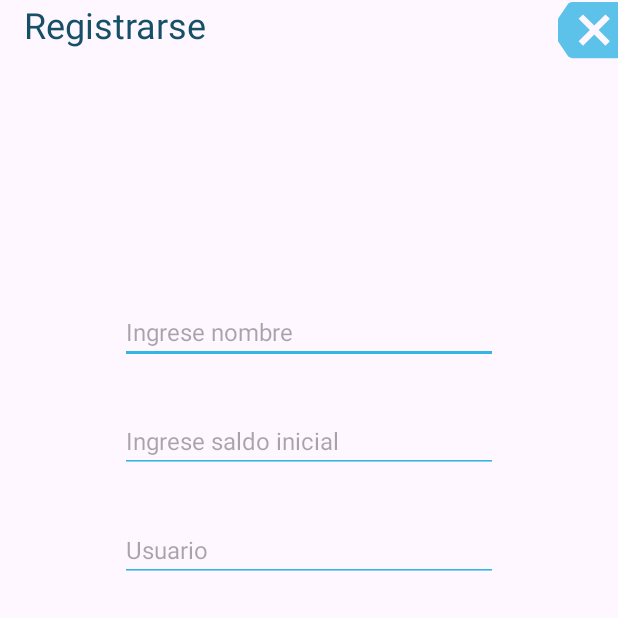
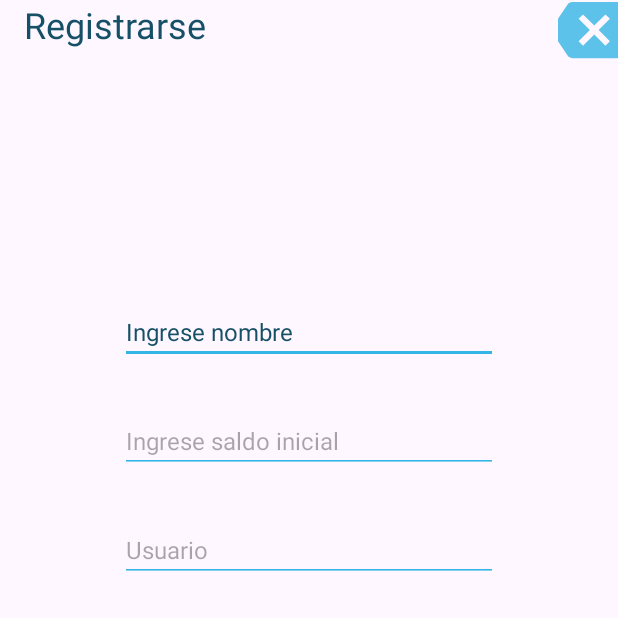
Before and after one commit to lcue1/leccion_2_POO, an Android app: the RegisterActivity screen opened directly, with no data from a screen before it, on a phone screen of 412 x 824 dp, the top half of it. Run offline under Robolectric (Android 15) with nearby library versions, the phone set to English and light mode, and no system bars.

Commit message:
registerActivity validation fields and get data from fields ok

```diff
--- a/Cuenta_bancaria/app/src/main/java/com/example/cuenta_bancaria/register/RegisterActivity.kt
+++ b/Cuenta_bancaria/app/src/main/java/com/example/cuenta_bancaria/register/RegisterActivity.kt
@@ -1,13 +1,25 @@
 package com.example.cuenta_bancaria.register
 
 import android.os.Bundle
+import android.util.Log
+import android.widget.Button
+import android.widget.EditText
+import android.widget.RadioButton
 import androidx.activity.enableEdgeToEdge
 import androidx.appcompat.app.AppCompatActivity
+import androidx.core.content.ContextCompat
+import androidx.core.graphics.blue
+import androidx.core.graphics.red
 import androidx.core.view.ViewCompat
 import androidx.core.view.WindowInsetsCompat
 import com.example.cuenta_bancaria.R
 
 class RegisterActivity : AppCompatActivity() {
+    private lateinit var editTexts:List<EditText>// used to validate edittext in foreach
+    private lateinit var editTextData:MutableList<String>
+    private lateinit var savingRadio:RadioButton
+    private lateinit var checkRadio:RadioButton
+    private lateinit var registerBtn:Button
     override fun onCreate(savedInstanceState: Bundle?) {
         super.onCreate(savedInstanceState)
         enableEdgeToEdge()
@@ -17,5 +29,61 @@ class RegisterActivity : AppCompatActivity() {
             v.setPadding(systemBars.left, systemBars.top, systemBars.right, systemBars.bottom)
             insets
         }
+        initAtributes()
+        addEventListeners()
+    }
+
+    private fun initAtributes() {
+        editTexts = listOf( findViewById(R.id.name_editTtext),
+                     findViewById(R.id.balance_etitText),
+                    findViewById(R.id.user_etitText),
+                    findViewById(R.id.password_editText)
+        )
+        editTextData= emptyList<String>().toMutableList()
+
+        savingRadio = findViewById(R.id.radio_savings)
+        checkRadio = findViewById(R.id.radio_checking)
+        registerBtn = findViewById(R.id.save_btn)
+    }
+
+    private fun addEventListeners() {
+        editTexts.forEach { editText ->
+            editText.setOnFocusChangeListener { _, hasFocus ->
+                if (!hasFocus && editText.text.isBlank()) {
+                    editText.setHintTextColor(ContextCompat.getColor(this, R.color.red))
+                    editText.error = "Este campo es obligatorio"
+                } else {
+                    editText.setHintTextColor(ContextCompat.getColor(this, R.color.blue_2))
+                }
+            }
+        }
+
+        registerBtn.setOnClickListener {
+
+            if (validateFields()) {
+                if (savingRadio.isChecked){
+                    editTextData.add("Ahorros")
+                }else{
+                    editTextData.add("Corriente")
+                }
+                Log.d("data",editTextData.toString())
+            }
+        }
+    }
+
+    private fun validateFields(): Boolean {
+        var isValid = true
+        editTexts.forEach { editText ->
+            if (editText.text.isBlank()) {
+                editText.setHintTextColor(ContextCompat.getColor(this, R.color.red))
+                editText.error = "Este campo es obligatorio"
+                isValid = false
+            }else{
+                editTextData.add(editText.text.toString())
+            }
+        }
+        return isValid
     }
 }
+
+//package:mine
--- a/Cuenta_bancaria/app/src/main/res/layout/activity_register.xml
+++ b/Cuenta_bancaria/app/src/main/res/layout/activity_register.xml
@@ -110,7 +110,7 @@
 
 
         <Button
-            android:id="@+id/init_sesion_btn"
+            android:id="@+id/save_btn"
             android:layout_width="wrap_content"
             android:layout_height="wrap_content"
             android:layout_marginTop="50dp"
--- a/Cuenta_bancaria/app/src/main/res/values/colors.xml
+++ b/Cuenta_bancaria/app/src/main/res/values/colors.xml
@@ -6,4 +6,8 @@
     <color name="blue_1">#33B5E5</color>
     <color name="blue_2">#165066</color>
 
+    <color name="red">#FF5722</color>
+
+
+
 </resources>
```
Also changed, not shown: 1 other file.
